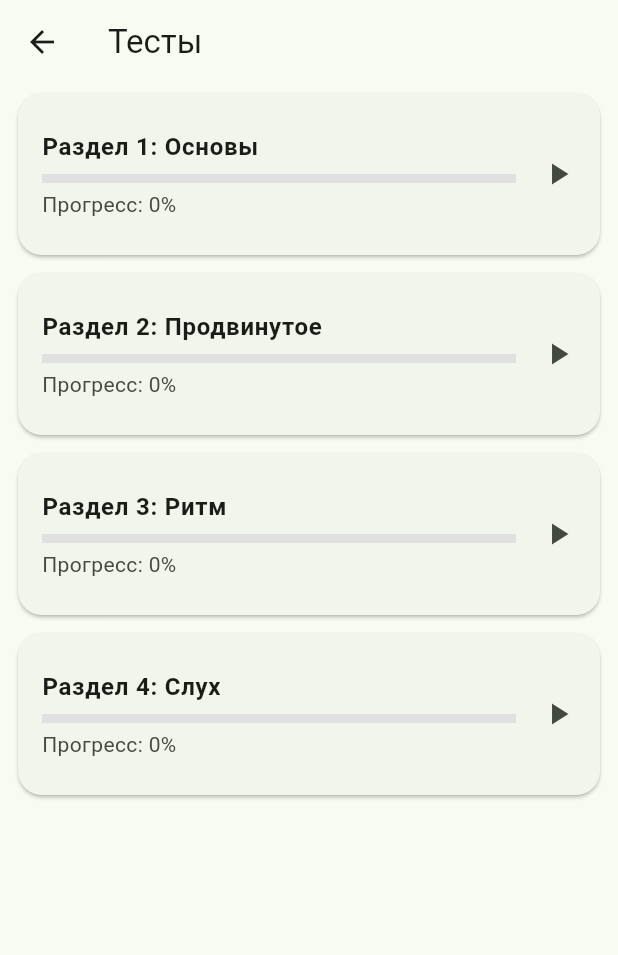
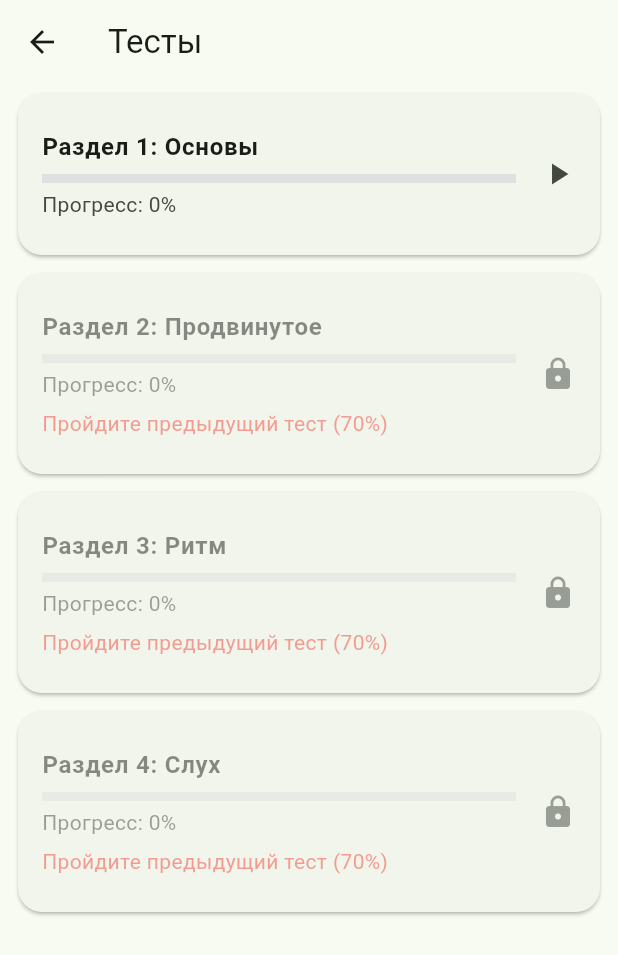
Before and after one commit to OGonThaBlock/CourseProject7sem, a Flutter app: the screen it shows after launch, after a tap on "Тесты", on a phone screen of 412 x 824 dp. Shown: the top 955 px of the screen. Run offline on Flutter 3.47's test engine with Material 3 defaults, Android fonts, the light colour scheme and no system bars; our stand-ins replace flutter_markdown, just_audio, permission_handler, shared_preferences, webview_flutter.

Commit message:
testpage locks added

```diff
--- a/lib/main.dart
+++ b/lib/main.dart
@@ -555,6 +555,13 @@ class _TestsPageState extends State<TestsPage> {
     _load();
   }
 
+  bool _isUnlocked(int index) {
+    if (index == 0) return true;
+
+    final prev = items[index - 1];
+    return prev.score >= 0.7;
+  }
+
   Future<void> _load() async {
     final sections = TheoryApiService.getTheorySections();
     final results = await ProgressService.getAllResults();
@@ -572,7 +579,7 @@ class _TestsPageState extends State<TestsPage> {
       }
     }
 
-    list.sort((a, b) => a.score.compareTo(b.score));
+    //list.sort((a, b) => a.score.compareTo(b.score));
 
     setState(() {
       items = list;
@@ -595,11 +602,15 @@ class _TestsPageState extends State<TestsPage> {
         itemBuilder: (context, index) {
           final item = items[index];
 
+          final isUnlocked = _isUnlocked(index);
+
           return Card(
             margin: const EdgeInsets.symmetric(horizontal: 12, vertical: 6),
             shape: RoundedRectangleBorder(
               borderRadius: BorderRadius.circular(16),
             ),
+            child: Opacity(
+              opacity: isUnlocked ? 1.0 : 0.5,
               child: ListTile(
                 contentPadding: const EdgeInsets.all(16),
                 title: Text(
@@ -610,6 +621,7 @@ class _TestsPageState extends State<TestsPage> {
                   crossAxisAlignment: CrossAxisAlignment.start,
                   children: [
                     const SizedBox(height: 6),
+
                     LinearProgressIndicator(
                       value: item.score,
                       minHeight: 6,
@@ -618,14 +630,30 @@ class _TestsPageState extends State<TestsPage> {
                         _getColor(item.score),
                       ),
                     ),
+
                     const SizedBox(height: 4),
+
                     Text(
                       "Прогресс: ${(item.score * 100).toStringAsFixed(0)}%",
                     ),
+
+                    if (!isUnlocked)
+                      const Padding(
+                        padding: EdgeInsets.only(top: 6),
+                        child: Text(
+                          "Пройдите предыдущий тест (70%)",
+                          style: TextStyle(color: Colors.red),
+                        ),
+                      ),
                   ],
                 ),
-              trailing: const Icon(Icons.play_arrow),
-              onTap: () {
+
+                trailing: Icon(
+                  isUnlocked ? Icons.play_arrow : Icons.lock,
+                ),
+
+                onTap: isUnlocked
+                    ? () {
                   Navigator.push(
                     context,
                     MaterialPageRoute(
@@ -635,7 +663,17 @@ class _TestsPageState extends State<TestsPage> {
                       ),
                     ),
                   ).then((_) => _load());
-              },
+                }
+                    : () {
+                  ScaffoldMessenger.of(context).showSnackBar(
+                    const SnackBar(
+                      content: Text(
+                        "Сначала пройдите предыдущий тест на 70%",
+                      ),
+                    ),
+                  );
+                },
+              ),
             ),
           );
         },
@@ -916,6 +954,8 @@ class TheoryDetailPage extends StatelessWidget {
     final regex = RegExp(r'\[(.*?)\]\((.*?)\)');
     final matches = regex.allMatches(content);
 
+    final baseStyle = Theme.of(context).textTheme.bodyMedium;
+
     if (matches.isEmpty) {
       return Text(content, style: const TextStyle(fontSize: 16));
     }
@@ -928,7 +968,7 @@ class TheoryDetailPage extends StatelessWidget {
         spans.add(
           TextSpan(
             text: content.substring(lastIndex, match.start),
-            style: const TextStyle(fontSize: 16, color: Colors.black),
+            style: baseStyle,
           ),
         );
       }
@@ -969,12 +1009,17 @@ class TheoryDetailPage extends StatelessWidget {
       spans.add(
         TextSpan(
           text: content.substring(lastIndex),
-          style: const TextStyle(fontSize: 16, color: Colors.black),
-        ),
-      );
-    }
-
-    return RichText(text: TextSpan(children: spans));
+          style: baseStyle,
+        ),
+      );
+    }
+
+    return RichText(
+      text: TextSpan(
+        style: baseStyle,
+        children: spans,
+      ),
+    );
   }
 
   Widget _buildPracticeBlock(BuildContext context, TheoryData data) {
```
Lines whose indentation alone changed are shown as unchanged.
